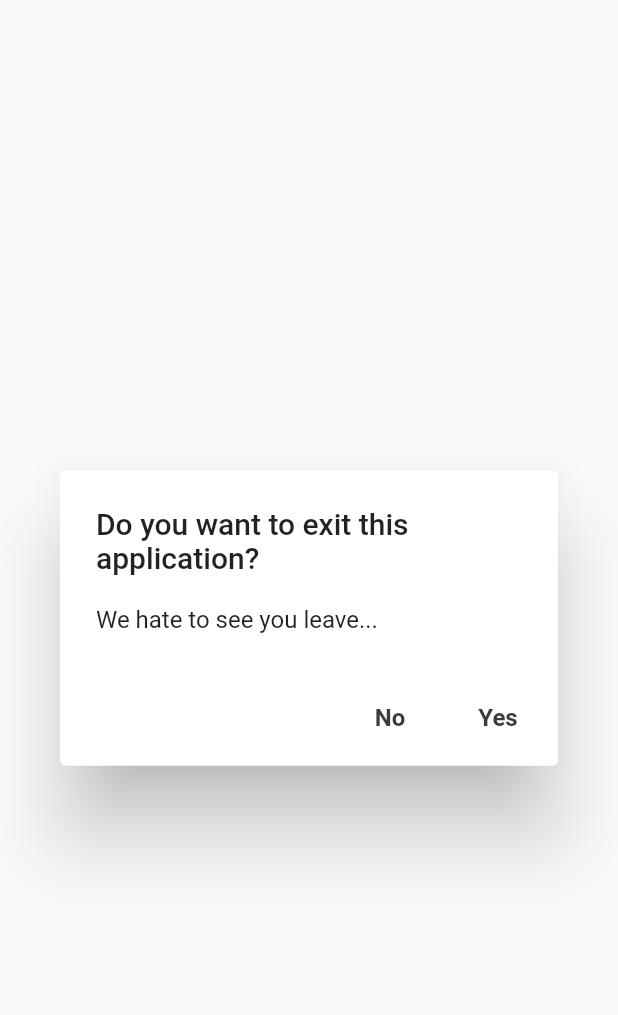
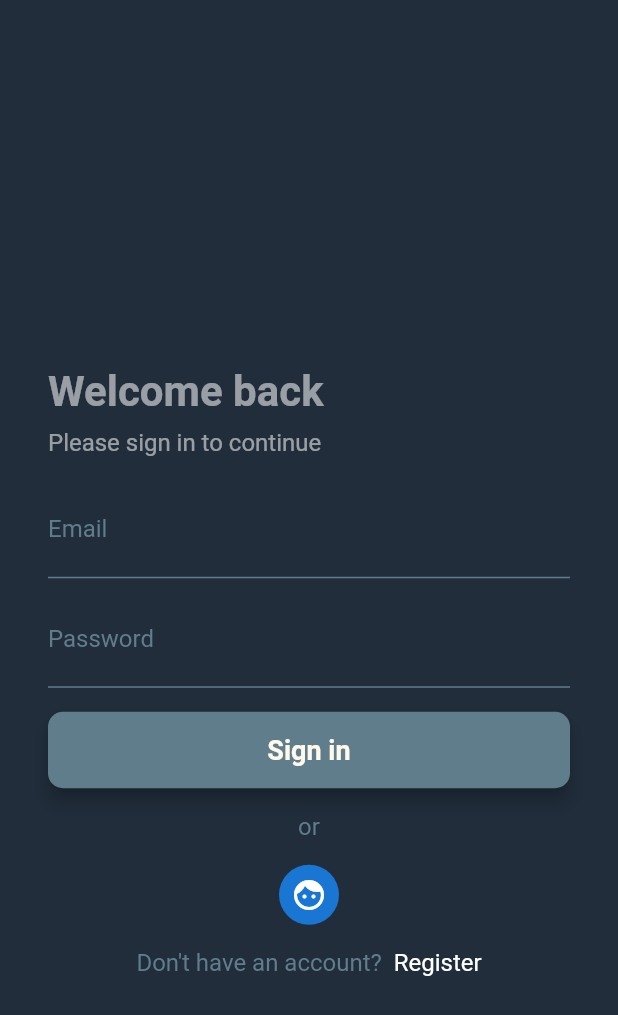
Before and after one commit to owidi-001/Mest, a Flutter app: the LogoutDialog widget shown alone on an empty page, opened directly, after a tap on "Yes", on a phone screen of 412 x 824 dp. Shown: the top 1015 px of the screen. Run offline on Flutter 3.47's test engine with Material 2 defaults, Android fonts, the phone set to English and light mode, and no system bars; our stand-ins replace date_picker_timeline, flutter_riverpod, go_router, percent_indicator, shared_preferences, shimmer and 2 more; missing offline and left inert: circular_bottom_navigation, matrix4_transform; accounts and stored records are empty; Roboto replaces fonts that are missing (poppins); statements that could not run were skipped.

Commit message:
Auth screens

```diff
--- a/lib/main.dart
+++ b/lib/main.dart
@@ -1,11 +1,12 @@
 import 'package:flutter/material.dart';
 import 'package:flutter_riverpod/flutter_riverpod.dart';
 import 'package:go_router/go_router.dart';
+import 'package:mest/presentation/auth/login.dart';
+import 'package:mest/presentation/auth/register.dart';
 import 'package:mest/presentation/auth/welcome.dart';
 import 'package:mest/presentation/auth/splash.dart';
 import 'package:mest/presentation/dashboard/base.dart';
 import 'package:mest/routes/routes.dart';
-import 'package:mest/theme/theme.dart';
 
 void main() {
   runApp(ProviderScope(child: App()));
@@ -27,6 +28,18 @@ final GoRouter _router = GoRouter(
       },
     ),
     GoRoute(
+      path: AppRoute.login,
+      builder: (BuildContext context, GoRouterState state) {
+        return const Login();
+      },
+    ),
+    GoRoute(
+      path: AppRoute.register,
+      builder: (BuildContext context, GoRouterState state) {
+        return const Register();
+      },
+    ),
+    GoRoute(
       path: AppRoute.dashboard,
       builder: (BuildContext context, GoRouterState state) {
         return const Dashboard();
--- /dev/null
+++ b/lib/presentation/auth/login.dart
@@ -0,0 +1,141 @@
+import 'package:flutter/gestures.dart';
+import 'package:flutter/material.dart';
+import 'package:go_router/go_router.dart';
+import 'package:mest/routes/routes.dart';
+import 'package:mest/theme/font.dart';
+import 'package:mest/theme/theme.dart';
+import 'package:mest/utils/utils.dart';
+import 'package:mest/widgets/app_button.dart';
+import 'package:mest/widgets/form_field.dart';
+
+class Login extends StatefulWidget {
+  const Login({super.key});
+
+  @override
+  State<Login> createState() => _LoginState();
+}
+
+class _LoginState extends State<Login> {
+  final TextEditingController _emailController = TextEditingController();
+  final TextEditingController _passWordController = TextEditingController();
+
+  @override
+  Widget build(BuildContext context) {
+    var size = MediaQuery.of(context).size;
+    return SafeArea(
+      child: Scaffold(
+          appBar: AppBar(
+            backgroundColor: Colors.transparent,
+            elevation: 0,
+          ),
+          backgroundColor: AppTheme.dark,
+          body: Container(
+            padding: const EdgeInsets.symmetric(horizontal: PADDING * 2),
+            child: Column(
+              mainAxisAlignment: MainAxisAlignment.center,
+              crossAxisAlignment: CrossAxisAlignment.start,
+              children: [
+                const SizedBox(
+                  height: PADDING,
+                ),
+                Text(
+                  "Welcome back",
+                  style: AppFont.title.copyWith(color: Colors.white54),
+                ),
+                const SizedBox(
+                  height: PADDING / 2,
+                ),
+                Text(
+                  "Please sign in to continue",
+                  style: AppFont.normal.copyWith(color: Colors.white54),
+                ),
+                const SizedBox(
+                  height: PADDING,
+                ),
+                TextFormField(
+                  style: const TextStyle(
+                    color: Colors.white70,
+                  ),
+                  keyboardType: TextInputType.emailAddress,
+                  textInputAction: TextInputAction.next,
+                  controller: _emailController,
+                  decoration:
+                      buildInputDecoration("Email", "email@example.com"),
+                ),
+                const SizedBox(
+                  height: PADDING / 2,
+                ),
+                TextFormField(
+                  style: const TextStyle(
+                    color: Colors.white70,
+                  ),
+                  keyboardType: TextInputType.visiblePassword,
+                  textInputAction: TextInputAction.go,
+                  controller: _passWordController,
+                  decoration: buildInputDecoration(
+                    "Password",
+                    "password",
+                  ),
+                ),
+                const SizedBox(
+                  height: PADDING,
+                ),
+                AppButton(
+                  title: "Sign in",
+                  onTap: () {
+                    // log in
+                    context.go(AppRoute.dashboard);
+                  },
+                  background: Colors.blueGrey,
+                ),
+                const SizedBox(
+                  height: PADDING,
+                ),
+                Row(
+                  mainAxisAlignment: MainAxisAlignment.center,
+                  children: [
+                    Text(
+                      "or",
+                      textAlign: TextAlign.center,
+                      style: AppFont.normal.copyWith(color: Colors.blueGrey),
+                    ),
+                  ],
+                ),
+                const SizedBox(
+                  height: PADDING,
+                ),
+                Row(
+                  mainAxisAlignment: MainAxisAlignment.center,
+                  children: const [
+                    CircleAvatar(
+                      child: Icon(Icons.face),
+                    ),
+                  ],
+                ),
+                const SizedBox(
+                  height: PADDING,
+                ),
+                Row(
+                  mainAxisAlignment: MainAxisAlignment.center,
+                  children: [
+                    RichText(
+                        text: TextSpan(
+                            text: "Don't have an account? ",
+                            style:
+                                AppFont.normal.copyWith(color: Colors.blueGrey),
+                            children: [
+                          TextSpan(
+                              recognizer: TapGestureRecognizer()
+                                ..onTap = () => {context.go(AppRoute.register)},
+                              text: " Register",
+                              style:
+                                  AppFont.normal.copyWith(color: Colors.white))
+                        ])),
+                  ],
+                )
+              ],
+            ),
+          )),
+    );
+  }
+}
--- a/lib/presentation/auth/welcome.dart
+++ b/lib/presentation/auth/welcome.dart
@@ -29,7 +29,7 @@ class _WelcomeState extends State<Welcome> {
   @override
   Widget build(BuildContext context) {
     return Scaffold(
-      backgroundColor: Colors.transparent,
+      backgroundColor: Colors.blue[200],
       body: Container(
         decoration: const BoxDecoration(color: AppTheme.dark),
         child: Stack(
@@ -108,7 +108,7 @@ class _WelcomeState extends State<Welcome> {
                     child: AppButton(
                       title: "Continue",
                       onTap: (() {
-                        context.go(AppRoute.dashboard);
+                        context.go(AppRoute.register);
                       }),
                       background: Colors.blueGrey,
                     ),
--- a/lib/presentation/dashboard/cart/cart.dart
+++ b/lib/presentation/dashboard/cart/cart.dart
@@ -1,7 +1,6 @@
 import 'package:flutter/material.dart';
 import 'package:flutter_riverpod/flutter_riverpod.dart';
 import 'package:mest/presentation/dashboard/cart/models/cart_item_model.dart';
-import 'package:mest/presentation/dashboard/cart/provider/cart_provider.dart';
 import 'package:mest/presentation/dashboard/cart/widgets/card_card_widget_skeleton.dart';
 import 'package:mest/presentation/dashboard/cart/widgets/cart_card_widget.dart';
 import 'package:mest/presentation/dashboard/home/models/book_model.dart';
@@ -54,7 +53,7 @@ class _CartScreenState extends ConsumerState<CartScreen> {
           // spacer
           const SliverPadding(padding: EdgeInsets.all(8.0)),
           const SliverPadding(
-            padding: EdgeInsets.symmetric(horizontal:PADDING),
+            padding: EdgeInsets.symmetric(horizontal: PADDING),
             sliver: SliverToBoxAdapter(
               child: ShimmerWidget(child: CartItemWidgetSkeleton()),
             ),
--- a/lib/presentation/dashboard/journal/widgets/logout_prompt.dart
+++ b/lib/presentation/dashboard/journal/widgets/logout_prompt.dart
@@ -1,5 +1,7 @@
 import 'package:flutter/material.dart';
 import 'package:flutter/services.dart';
+import 'package:go_router/go_router.dart';
+import 'package:mest/routes/routes.dart';
 import 'package:mest/theme/font.dart';
 
 class LogoutDialog extends StatelessWidget {
@@ -23,7 +25,8 @@ class LogoutDialog extends StatelessWidget {
         ),
         TextButton(
           onPressed: () {
-            SystemChannels.platform.invokeMethod('SystemNavigator.pop');
+            // SystemChannels.platform.invokeMethod('SystemNavigator.pop');
+            context.go(AppRoute.login);
           },
           child: Text(
             'Yes',
--- a/lib/routes/routes.dart
+++ b/lib/routes/routes.dart
@@ -1,7 +1,10 @@
 class AppRoute {
+  // start
   static const String splash = "/";
   static const String welcome = "/welcome";
-  static const String onboard = "/onboard";
+  // auth
+  static const String login = "/login";
+  static const String register = "/register";
 
   // Home navs
   static const String dashboard = "/dashboard";
--- a/lib/theme/theme.dart
+++ b/lib/theme/theme.dart
@@ -6,6 +6,7 @@ class AppTheme {
   static const Color red = Color(0xFFE46472);
   static const Color blue = Color(0xFF6488E4);
   static const Color green = Color(0xFF309397);
-  static const Color dark = Color(0xFF0D253F);
+  // static const Color dark = Color(0xFF0D253F); //
+  static const Color dark = Color(0xFF212d3b);
   static const Color gray = Color.fromARGB(255, 56, 60, 65);
 }
--- a/lib/widgets/form_field.dart
+++ b/lib/widgets/form_field.dart
@@ -1,20 +1,23 @@
 import 'package:flutter/material.dart';
-import 'package:mest/theme/theme.dart';
 
-InputDecoration buildInputDecoration(String hintText, IconData icon) {
+InputDecoration buildInputDecoration(
+  String labelText,
+  String hintText,
+) {
   return InputDecoration(
-      prefixIcon: Icon(icon),
-      iconColor: AppTheme.gold,
-      contentPadding: const EdgeInsets.fromLTRB(20, 15, 20, 15),
-      hintText: hintText,
-      label: Text(hintText),
-      labelStyle: const TextStyle(color: AppTheme.light),
-      border: OutlineInputBorder(
-        borderSide: const BorderSide(color: AppTheme.light),
-        borderRadius: BorderRadius.circular(10),
-      ),
-      focusedBorder:
-          OutlineInputBorder(borderRadius: BorderRadius.circular(10)),
-          fillColor: AppTheme.gold
-          );
+    contentPadding: const EdgeInsets.fromLTRB(0, 15, 20, 15),
+    // hintText: hintText,
+    // hintStyle: const TextStyle(color: Colors.white70),
+    label: Text(labelText),
+    labelStyle: const TextStyle(color: Colors.blueGrey),
+    border: const UnderlineInputBorder(
+      borderSide: BorderSide(color: Colors.blueGrey),
+    ),
+    enabledBorder: const UnderlineInputBorder(
+      borderSide: BorderSide(color: Colors.blueGrey),
+    ),
+    focusedBorder: const UnderlineInputBorder(
+      borderSide: BorderSide(color: Colors.white70),
+    ),
+  );
 }
```
Also changed, not shown: lib/presentation/auth/register.dart (added, +189 -0 lines), lib/presentation/auth/splash.dart (+7 -2 lines).
